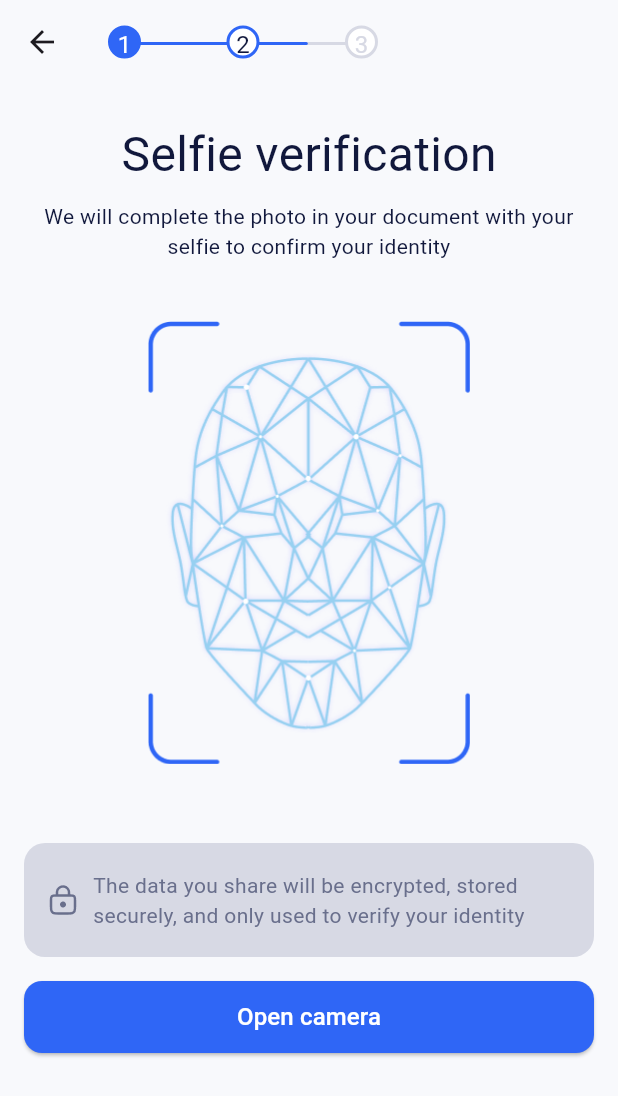
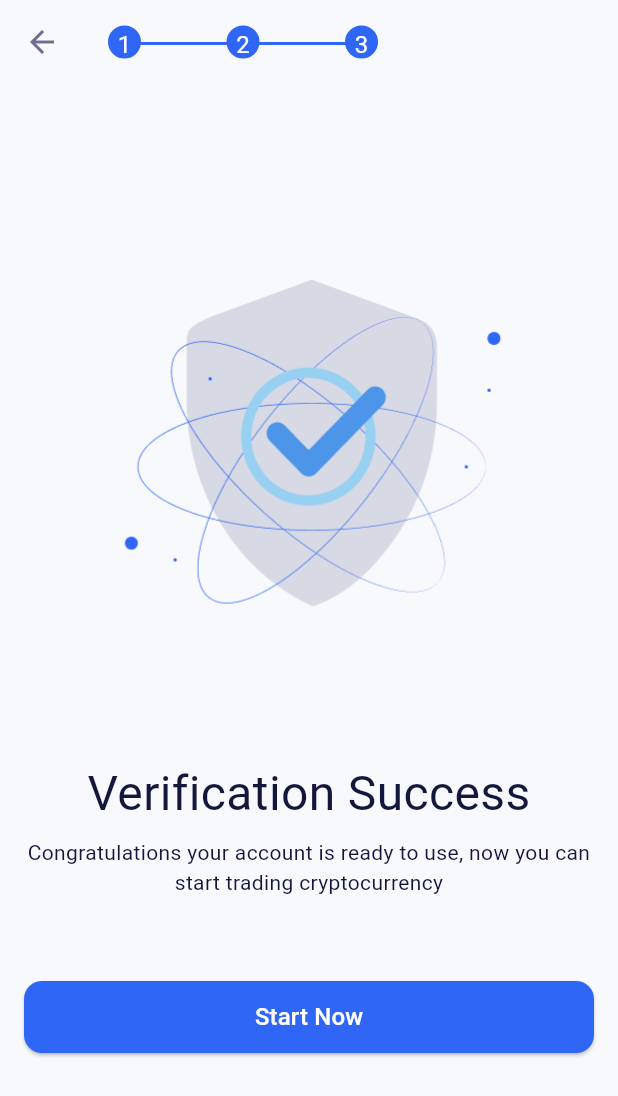
Before and after one commit to bai-93/binanceApp, a Flutter app: the screen it shows after launch, on a phone screen of 412 x 824 dp. Shown: the top 1096 px of the screen. Run offline on Flutter 3.47's test engine with Material 3 defaults, Android fonts, the phone set to English and light mode, and no system bars; our stand-ins replace adaptive_theme, bloc, dio, equatable, flutter_bloc, get_it and 6 more; generated files the repository leaves out were written again.

Commit message:
added base verification and registrations, also added images, was made scan documents

```diff
--- a/lib/config/route/router.dart
+++ b/lib/config/route/router.dart
@@ -8,6 +8,7 @@ import 'package:sheker/presentation/pages/login_page/signUp/account_creation_ver
 import 'package:sheker/presentation/pages/login_page/signUp/add_mail.dart';
 import 'package:sheker/presentation/pages/login_page/signUp/letter_send.dart';
 import 'package:sheker/presentation/pages/login_page/signUp/otp/otp.dart';
+import 'package:sheker/presentation/pages/login_page/signUp/registration_verification/successfull_verification.dart';
 import 'package:sheker/presentation/pages/login_page/signUp/scan_documents/selfie_verification/selfie_verification.dart';
 import 'package:sheker/presentation/pages/login_page/signUp/scan_documents/take_photo_verification/take_photo_verification.dart';
 import 'package:sheker/presentation/pages/login_page/signUp/submit_documents/submit_documents.dart';
@@ -33,7 +34,7 @@ class AppRouter {
 
   GoRouter configRouter() {
     GoRouter goRouter = GoRouter(
-      initialLocation: '/sign_up/selfie_verfication',
+      initialLocation: '/sign_up/success_verification',
       navigatorKey: _rootNavigatorKey,
       routes: [
         GoRoute(
@@ -105,6 +106,12 @@ class AppRouter {
                 path: 'selfie_verfication',
                 builder: (context, state) {
                   return const SelfieVerification();
+                },
+              ),
+              GoRoute(
+                path: 'success_verification',
+                builder: (context, state) {
+                  return const SuccessVerification();
                 },
               )
             ]),
--- /dev/null
+++ b/lib/presentation/pages/login_page/signUp/registration_verification/successfull_verification.dart
@@ -0,0 +1,39 @@
+import 'package:flutter/material.dart';
+import 'package:sheker/config/base_widgets/base_statefull.dart';
+import 'package:sheker/config/base_widgets/base_verification/base_verification_camera.dart';
+import 'package:sheker/presentation/pages/login_page/signUp/registration_verification/base_registration_verification.dart';
+
+class SuccessVerification extends BaseScreen {
+  const SuccessVerification({super.key});
+
+  @override
+  State<SuccessVerification> createState() => _SuccessVerificationState();
+}
+
+class _SuccessVerificationState extends BaseScreenState<SuccessVerification>
+    with BaseRegistrationVerification {
+  @override
+  String getMainTitle() {
+    return 'Verification Success';
+  }
+
+  @override
+  String getSubtitle() {
+    return 'Congratulations your account is ready to use, now you can start trading cryptocurrency';
+  }
+
+  @override
+  String getTitleOfButton() {
+    return 'Start Now';
+  }
+
+  @override
+  void onTap() {
+    debugPrint("Start now");
+  }
+
+  @override
+  AppBar progressOfAppBar({double from = 0, double to = 0}) {
+    return super.progressOfAppBar(from: 0.8, to: 1.0);
+  }
+}
--- a/lib/uicomponent/camera_mask.dart
+++ b/lib/uicomponent/camera_mask.dart
@@ -9,8 +9,8 @@ class CustomCameraShapeMaskClipper extends CustomClipper<Path> {
     Path innerPath = Path()
       ..addRRect(RRect.fromRectXY(
           Rect.fromLTWH(17.0, size.height * 0.34, size.width - 33.0, 298.0),
-          10.0,
-          10.0));
+          20.0,
+          20.0));
     Path basePath =
         Path.combine(PathOperation.difference, entirePath, innerPath);
     return basePath;
--- a/lib/uicomponent/verification_step.dart
+++ b/lib/uicomponent/verification_step.dart
@@ -22,7 +22,7 @@ class _VerificationStepState extends State<VerificationStep>
   void initState() {
     super.initState();
     controller = AnimationController(
-        vsync: this, duration: const Duration(milliseconds: 800));
+        vsync: this, duration: const Duration(milliseconds: 500));
 
     tweenAnimation = Tween<double>(
             begin: widget.from, end: widget.to > 1.0 ? 1.0 : widget.to)
```
Also changed, not shown: lib/config/base_widgets/base_verification/base_verification_camera.dart (+29 -0 lines), lib/presentation/pages/login_page/signUp/registration_verification/base_registration_verification.dart (added, +96 -0 lines), lib/presentation/pages/login_page/signUp/registration_verification/successfull_registration.dart (added, +36 -0 lines), lib/presentation/pages/login_page/signUp/scan_documents/take_photo_verification/take_photo_verification.dart (+13 -5 lines), lib/images/login/signup/1.5x/area_photo.png (added), lib/images/login/signup/1.5x/illustration_verify_reg.png (added), lib/images/login/signup/2.0x/area_photo.png (added), lib/images/login/signup/2.0x/illustration_verify_reg.png (added), lib/images/login/signup/3.0x/area_photo.png (added), lib/images/login/signup/3.0x/illustration_verify_reg.png (added), lib/images/login/signup/area_photo.png (added), lib/images/login/signup/illustration_verify_reg.png (added).
